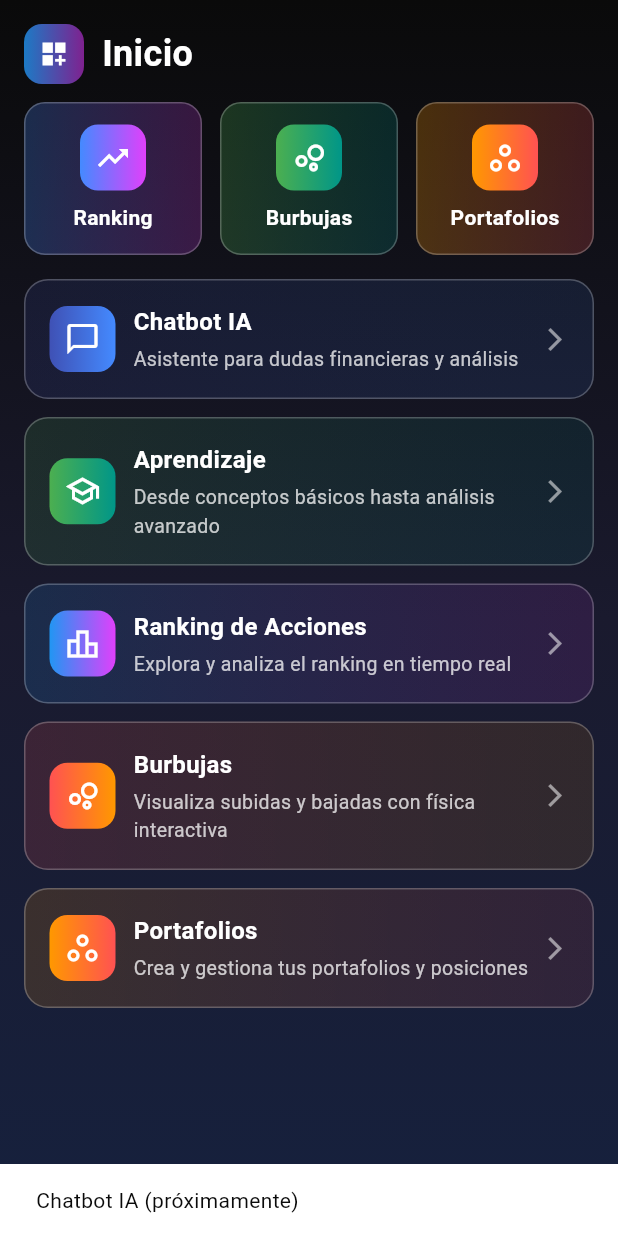
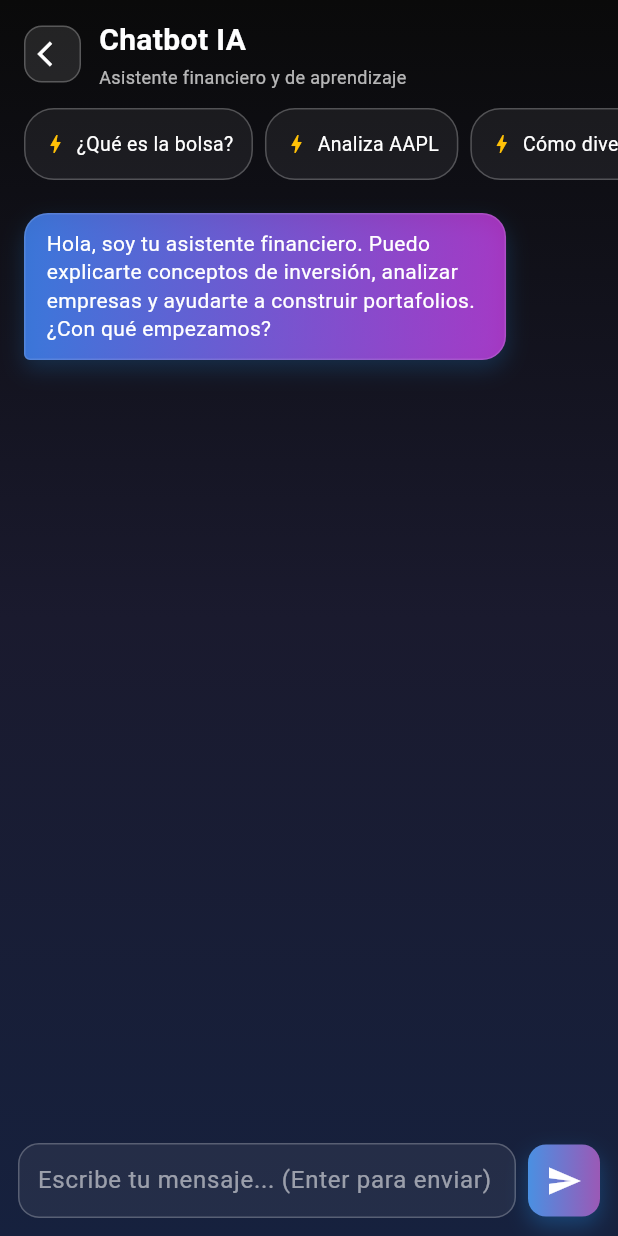
Before and after one commit to XChanitoX/fuck_the_sp500, a Flutter app: the screen it shows after launch, after a tap on "Chatbot IA", on a phone screen of 412 x 824 dp. Run offline on Flutter 3.47's test engine with Material 3 defaults, Android fonts, the phone set to English and light mode, and no system bars; drawn by our look-alikes of flutter_animate; our stand-ins replace shared_preferences, shimmer.

Commit message:
Add ChatbotScreen navigation to HomeScreen: Integrated ChatbotScreen into HomeScreen for user access, replacing the previous TODO comment with functional navigation.

```diff
--- /dev/null
+++ b/lib/screens/chatbot_screen.dart
@@ -0,0 +1,411 @@
+import 'dart:async';
+import 'package:flutter/material.dart';
+
+enum ChatRole { user, assistant }
+
+class ChatMessage {
+  final ChatRole role;
+  final String text;
+  final DateTime createdAt;
+
+  ChatMessage({required this.role, required this.text, DateTime? createdAt})
+      : createdAt = createdAt ?? DateTime.now();
+}
+
+class ChatbotScreen extends StatefulWidget {
+  const ChatbotScreen({super.key});
+
+  @override
+  State<ChatbotScreen> createState() => _ChatbotScreenState();
+}
+
+class _ChatbotScreenState extends State<ChatbotScreen> {
+  final List<ChatMessage> _messages = [];
+  final TextEditingController _inputController = TextEditingController();
+  final ScrollController _scrollController = ScrollController();
+  bool _isBotTyping = false;
+
+  @override
+  void initState() {
+    super.initState();
+    _seedWelcome();
+  }
+
+  void _seedWelcome() {
+    _messages.add(
+      ChatMessage(
+        role: ChatRole.assistant,
+        text:
+            'Hola, soy tu asistente financiero. Puedo explicarte conceptos de inversión, analizar empresas y ayudarte a construir portafolios. ¿Con qué empezamos?',
+      ),
+    );
+  }
+
+  @override
+  void dispose() {
+    _inputController.dispose();
+    _scrollController.dispose();
+    super.dispose();
+  }
+
+  Future<void> _sendMessage(String text) async {
+    if (text.trim().isEmpty || _isBotTyping) return;
+    setState(() {
+      _messages.add(ChatMessage(role: ChatRole.user, text: text.trim()));
+      _inputController.clear();
+      _isBotTyping = true;
+    });
+    _scrollToBottom();
+
+    // Simular respuesta de IA
+    await Future.delayed(const Duration(milliseconds: 650));
+    final reply = _generateMockResponse(text.trim());
+
+    if (!mounted) return;
+    setState(() {
+      _messages.add(ChatMessage(role: ChatRole.assistant, text: reply));
+      _isBotTyping = false;
+    });
+    _scrollToBottom();
+  }
+
+  void _scrollToBottom() {
+    // Programar después del frame para que la lista ya tenga el nuevo item
+    WidgetsBinding.instance.addPostFrameCallback((_) {
+      if (!_scrollController.hasClients) return;
+      _scrollController.animateTo(
+        _scrollController.position.maxScrollExtent + 80,
+        duration: const Duration(milliseconds: 300),
+        curve: Curves.easeOut,
+      );
+    });
+  }
+
+  String _generateMockResponse(String userText) {
+    final lower = userText.toLowerCase();
+    if (lower.contains('¿qué es la bolsa') ||
+        lower.contains('que es la bolsa')) {
+      return 'La bolsa es un mercado donde se compran y venden activos financieros (acciones, ETFs, bonos). Permite a empresas financiarse y a inversores participar en su crecimiento.';
+    }
+    if (lower.startsWith('analiza ') ||
+        RegExp(r'^[A-Z]{2,5}\$?').hasMatch(userText)) {
+      final symbol = userText.split(' ').last.toUpperCase();
+      return 'Análisis rápido de $symbol:\n- Tendencia reciente: estable con ligera volatilidad.\n- Factores clave: crecimiento de ingresos, márgenes saludables.\n- Riesgos: ciclo macro y competencia.\n- Enfoque: diversificación y horizonte de largo plazo.';
+    }
+    if (lower.contains('diversificar') || lower.contains('riesgo')) {
+      return 'Diversificar es repartir la inversión entre sectores, regiones y tipos de activos para reducir riesgo específico. Un ETF amplio (ej. VOO) es un buen punto de partida.';
+    }
+    if (lower.contains('portafolio') || lower.contains('cartera')) {
+      return 'Para construir un portafolio: 1) Define objetivos y horizonte. 2) Elige asignación (ej. 70% índices, 20% bonos, 10% efectivo). 3) Rebalancea periódicamente.';
+    }
+    return 'Entendido. En breve podré consultar datos en tiempo real y generar análisis más profundos. ¿Quieres una explicación básica o avanzada?';
+  }
+
+  void _handleQuickPrompt(String text) {
+    _sendMessage(text);
+  }
+
+  @override
+  Widget build(BuildContext context) {
+    return Scaffold(
+      body: Container(
+        decoration: const BoxDecoration(
+          gradient: LinearGradient(
+            begin: Alignment.topCenter,
+            end: Alignment.bottomCenter,
+            colors: [Color(0xFF0A0A0A), Color(0xFF1A1A2E), Color(0xFF16213E)],
+          ),
+        ),
+        child: SafeArea(
+          child: Column(
+            children: [
+              _buildHeader(),
+              _buildQuickPrompts(),
+              const SizedBox(height: 8),
+              _buildMessages(),
+              _buildInputBar(),
+            ],
+          ),
+        ),
+      ),
+    );
+  }
+
+  Widget _buildHeader() {
+    return Padding(
+      padding: const EdgeInsets.symmetric(horizontal: 16, vertical: 12),
+      child: Row(
+        children: [
+          GestureDetector(
+            onTap: () => Navigator.pop(context),
+            child: Container(
+              padding: const EdgeInsets.all(8),
+              decoration: BoxDecoration(
+                color: Colors.white.withOpacity(0.1),
+                borderRadius: BorderRadius.circular(12),
+                border: Border.all(color: Colors.white24, width: 1),
+              ),
+              child: const Icon(Icons.arrow_back_ios,
+                  color: Colors.white, size: 20),
+            ),
+          ),
+          const SizedBox(width: 12),
+          const Expanded(
+            child: Column(
+              crossAxisAlignment: CrossAxisAlignment.start,
+              children: [
+                Text('Chatbot IA',
+                    style: TextStyle(
+                      color: Colors.white,
+                      fontSize: 20,
+                      fontWeight: FontWeight.bold,
+                      fontFamily: 'Roboto',
+                    )),
+                SizedBox(height: 2),
+                Text('Asistente financiero y de aprendizaje',
+                    style: TextStyle(color: Colors.white70, fontSize: 12)),
+              ],
+            ),
+          ),
+          if (_isBotTyping)
+            Container(
+              padding: const EdgeInsets.symmetric(horizontal: 10, vertical: 6),
+              decoration: BoxDecoration(
+                color: Colors.white.withOpacity(0.08),
+                borderRadius: BorderRadius.circular(20),
+                border: Border.all(color: Colors.white24, width: 1),
+              ),
+              child: const Row(
+                children: [
+                  SizedBox(
+                      width: 10,
+                      height: 10,
+                      child: CircularProgressIndicator(strokeWidth: 2)),
+                  SizedBox(width: 6),
+                  Text('Escribiendo...',
+                      style: TextStyle(color: Colors.white70, fontSize: 12)),
+                ],
+              ),
+            ),
+        ],
+      ),
+    );
+  }
+
+  Widget _buildQuickPrompts() {
+    final prompts = [
+      '¿Qué es la bolsa?',
+      'Analiza AAPL',
+      'Cómo diversificar mi portafolio',
+      '¿Qué es un ETF?',
+    ];
+    return SizedBox(
+      height: 48,
+      child: ListView.separated(
+        padding: const EdgeInsets.symmetric(horizontal: 16),
+        scrollDirection: Axis.horizontal,
+        itemCount: prompts.length,
+        separatorBuilder: (_, __) => const SizedBox(width: 8),
+        itemBuilder: (context, i) {
+          final p = prompts[i];
+          return GestureDetector(
+            onTap: () => _handleQuickPrompt(p),
+            child: Container(
+              padding: const EdgeInsets.symmetric(horizontal: 12, vertical: 8),
+              decoration: BoxDecoration(
+                borderRadius: BorderRadius.circular(20),
+                color: Colors.white.withOpacity(0.06),
+                border: Border.all(color: Colors.white24, width: 1),
+              ),
+              child: Row(
+                children: [
+                  const Icon(Icons.bolt, size: 16, color: Colors.amber),
+                  const SizedBox(width: 6),
+                  ConstrainedBox(
+                    constraints: const BoxConstraints(maxWidth: 220),
+                    child: Text(
+                      p,
+                      style: const TextStyle(color: Colors.white, fontSize: 13),
+                      overflow: TextOverflow.ellipsis,
+                    ),
+                  ),
+                ],
+              ),
+            ),
+          );
+        },
+      ),
+    );
+  }
+
+  Widget _buildMessages() {
+    return Expanded(
+      child: ListView.builder(
+        controller: _scrollController,
+        padding: const EdgeInsets.fromLTRB(16, 8, 16, 8),
+        itemCount: _messages.length + (_isBotTyping ? 1 : 0),
+        itemBuilder: (context, index) {
+          if (_isBotTyping && index == _messages.length) {
+            return _typingBubble();
+          }
+          final m = _messages[index];
+          final isUser = m.role == ChatRole.user;
+          return _messageBubble(m.text, isUser);
+        },
+      ),
+    );
+  }
+
+  Widget _messageBubble(String text, bool isUser) {
+    final alignment = isUser ? Alignment.centerRight : Alignment.centerLeft;
+    final gradient = isUser
+        ? [Colors.tealAccent.withOpacity(0.8), Colors.teal.withOpacity(0.7)]
+        : [
+            Colors.blueAccent.withOpacity(0.8),
+            Colors.purpleAccent.withOpacity(0.7)
+          ];
+    final radius = BorderRadius.only(
+      topLeft: const Radius.circular(16),
+      topRight: const Radius.circular(16),
+      bottomLeft: Radius.circular(isUser ? 16 : 4),
+      bottomRight: Radius.circular(isUser ? 4 : 16),
+    );
+    return Align(
+      alignment: alignment,
+      child: Container(
+        margin: const EdgeInsets.symmetric(vertical: 6),
+        constraints: BoxConstraints(
+          maxWidth: MediaQuery.of(context).size.width * 0.78,
+        ),
+        padding: const EdgeInsets.symmetric(horizontal: 14, vertical: 10),
+        decoration: BoxDecoration(
+          gradient: LinearGradient(colors: gradient),
+          borderRadius: radius,
+          boxShadow: [
+            BoxShadow(
+              color: (isUser ? Colors.teal : Colors.blue).withOpacity(0.2),
+              blurRadius: 12,
+              offset: const Offset(0, 6),
+            ),
+          ],
+          border: Border.all(color: Colors.white12, width: 1),
+        ),
+        child: Text(
+          text,
+          style:
+              const TextStyle(color: Colors.white, fontSize: 14, height: 1.35),
+        ),
+      ),
+    );
+  }
+
+  Widget _typingBubble() {
+    return Align(
+      alignment: Alignment.centerLeft,
+      child: Container(
+        margin: const EdgeInsets.symmetric(vertical: 6),
+        padding: const EdgeInsets.symmetric(horizontal: 14, vertical: 10),
+        decoration: BoxDecoration(
+          color: Colors.white.withOpacity(0.06),
+          borderRadius: BorderRadius.circular(14),
+          border: Border.all(color: Colors.white24, width: 1),
+        ),
+        child: Row(
+          mainAxisSize: MainAxisSize.min,
+          children: [
+            _dot(),
+            const SizedBox(width: 4),
+            _dot(delay: 150),
+            const SizedBox(width: 4),
+            _dot(delay: 300),
+          ],
+        ),
+      ),
+    );
+  }
+
+  Widget _dot({int delay = 0}) {
+    return TweenAnimationBuilder<double>(
+      tween: Tween(begin: 0.3, end: 1.0),
+      duration: const Duration(milliseconds: 600),
+      curve: Curves.easeInOut,
+      builder: (context, v, _) => Opacity(
+        opacity: v,
+        child: Container(
+          width: 6,
+          height: 6,
+          decoration: const BoxDecoration(
+            color: Colors.white,
+            shape: BoxShape.circle,
+          ),
+        ),
+      ),
+      onEnd: () {
+        // Loop
+        if (!mounted) return;
+        setState(() {});
+      },
+    );
+  }
+
+  Widget _buildInputBar() {
+    return SafeArea(
+      top: false,
+      child: Container(
+        padding: const EdgeInsets.fromLTRB(12, 8, 12, 12),
+        child: Row(
+          children: [
+            Expanded(
+              child: Container(
+                padding: const EdgeInsets.symmetric(horizontal: 12),
+                decoration: BoxDecoration(
+                  color: Colors.white.withOpacity(0.06),
+                  borderRadius: BorderRadius.circular(14),
+                  border: Border.all(color: Colors.white24, width: 1),
+                ),
+                child: TextField(
+                  controller: _inputController,
+                  style: const TextStyle(color: Colors.white),
+                  minLines: 1,
+                  maxLines: 4,
+                  decoration: const InputDecoration(
+                    hintText: 'Escribe tu mensaje... (Enter para enviar)',
+                    hintStyle: TextStyle(color: Colors.white54),
+                    border: InputBorder.none,
+                  ),
+                  textInputAction: TextInputAction.newline,
+                  onSubmitted: (v) {
+                    // En móviles, onSubmitted se dispara con enter si no hay shift
+                    if (v.trim().isNotEmpty) _sendMessage(v);
+                  },
+                ),
+              ),
+            ),
+            const SizedBox(width: 8),
+            GestureDetector(
+              onTap: () => _sendMessage(_inputController.text),
+              child: Container(
+                padding: const EdgeInsets.all(12),
+                decoration: BoxDecoration(
+                  gradient: const LinearGradient(colors: [
+                    Color(0xFF4A90E2),
+                    Color(0xFF9B59B6),
+                  ]),
+                  borderRadius: BorderRadius.circular(12),
+                  boxShadow: [
+                    BoxShadow(
+                      color: Colors.blue.withOpacity(0.3),
+                      blurRadius: 12,
+                      offset: const Offset(0, 6),
+                    ),
+                  ],
+                ),
+                child: const Icon(Icons.send, color: Colors.white),
+              ),
+            ),
+          ],
+        ),
+      ),
+    );
+  }
+}
--- a/lib/screens/home_screen.dart
+++ b/lib/screens/home_screen.dart
@@ -3,6 +3,7 @@ import 'package:flutter_animate/flutter_animate.dart';
 import 'ranking_screen.dart';
 import 'bubble_screen.dart';
 import 'portfolio_list_screen.dart';
+import 'chatbot_screen.dart';
 
 class HomeScreen extends StatelessWidget {
   const HomeScreen({super.key});
@@ -184,9 +185,9 @@ class HomeScreen extends StatelessWidget {
           subtitle: 'Asistente para dudas financieras y análisis',
           gradient: [Colors.indigo, Colors.blueAccent],
           onTap: () {
-            // TODO: Implement Chatbot screen
-            ScaffoldMessenger.of(context).showSnackBar(
-              const SnackBar(content: Text('Chatbot IA (próximamente)')),
+            Navigator.push(
+              context,
+              MaterialPageRoute(builder: (_) => const ChatbotScreen()),
             );
           },
         )
```
